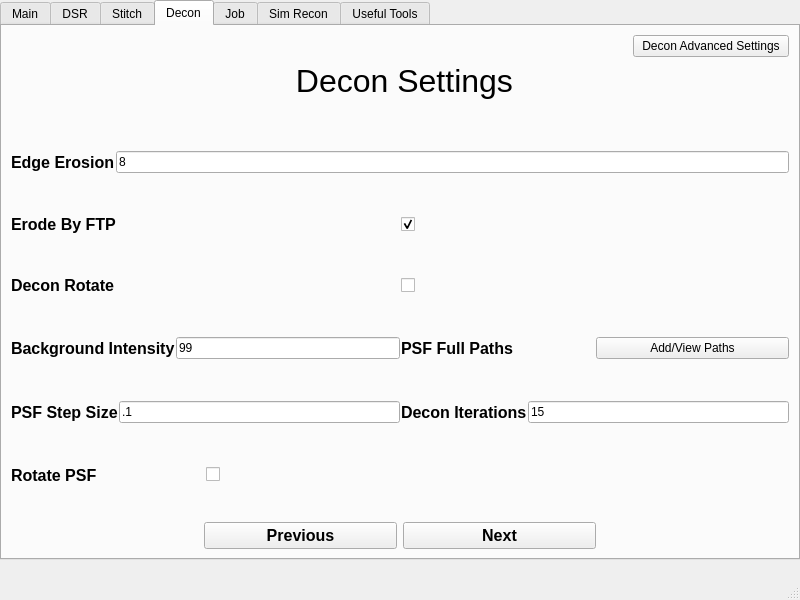
This is src/mainwindow.ui in abcucberkeley/PetaKit5D-GUI as Qt 5 draws it before an edit. The edited form follows.
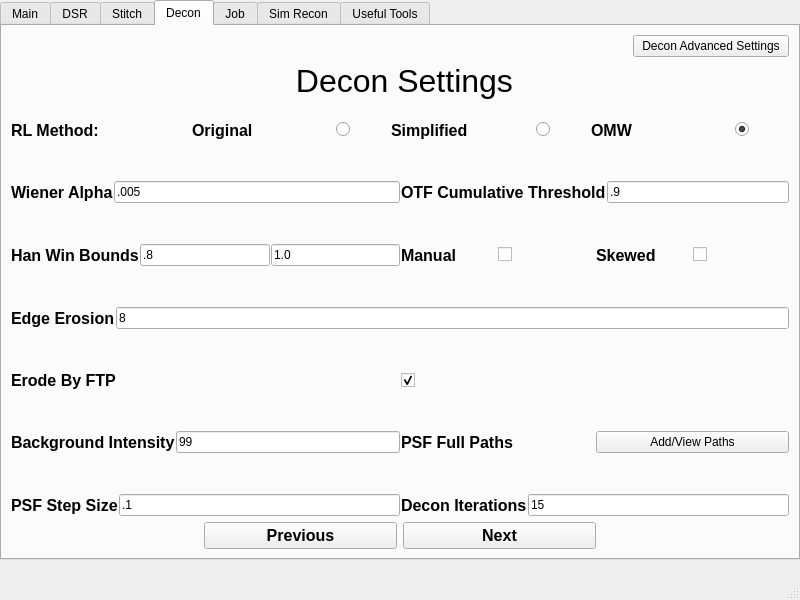
This is the edited form. The open tabs and pages were chosen to show the change.

Commit message: Added new Decon and Large Scale Processing parameters

```diff
--- a/src/mainwindow.ui
+++ b/src/mainwindow.ui
@@ -2741,10 +2741,374 @@
        </layout>
       </item>
       <item row="1" column="0">
-       <layout class="QVBoxLayout" name="verticalLayout_12">
+       <layout class="QVBoxLayout" name="verticalLayout_12" stretch="1,1,1,1,1,1,1,1,1,1,1,1,1">
         <property name="spacing">
          <number>1</number>
         </property>
+        <item>
+         <layout class="QHBoxLayout" name="horizontalLayout_22" stretch="10,11,11,11">
+          <item>
+           <widget class="QLabel" name="deconRLMethodLabel">
+            <property name="font">
+             <font>
+              <pointsize>12</pointsize>
+              <bold>true</bold>
+             </font>
+            </property>
+            <property name="text">
+             <string>RL Method:</string>
+            </property>
+           </widget>
+          </item>
+          <item>
+           <layout class="QHBoxLayout" name="horizontalLayout_29" stretch="0,0,0">
+            <property name="spacing">
+             <number>6</number>
+            </property>
+            <property name="rightMargin">
+             <number>0</number>
+            </property>
+            <item>
+             <widget class="QLabel" name="deconRLMethodOriginalLabel">
+              <property name="font">
+               <font>
+                <pointsize>12</pointsize>
+                <bold>true</bold>
+               </font>
+              </property>
+              <property name="text">
+               <string>Original</string>
+              </property>
+             </widget>
+            </item>
+            <item>
+             <widget class="QRadioButton" name="deconRLMethodOriginalRadioButton">
+              <property name="sizePolicy">
+               <sizepolicy hsizetype="Maximum" vsizetype="Maximum">
+                <horstretch>0</horstretch>
+                <verstretch>0</verstretch>
+               </sizepolicy>
+              </property>
+              <property name="autoFillBackground">
+               <bool>false</bool>
+              </property>
+              <property name="text">
+               <string/>
+              </property>
+              <property name="checked">
+               <bool>false</bool>
+              </property>
+              <attribute name="buttonGroup">
+               <string notr="true">deconRLMethodButtonGroup</string>
+              </attribute>
+             </widget>
+            </item>
+            <item>
+             <spacer name="horizontalSpacer_38">
+              <property name="orientation">
+               <enum>Qt::Horizontal</enum>
+              </property>
+              <property name="sizeType">
+               <enum>QSizePolicy::Preferred</enum>
+              </property>
+              <property name="sizeHint" stdset="0">
+               <size>
+                <width>40</width>
+                <height>20</height>
+               </size>
+              </property>
+             </spacer>
+            </item>
+           </layout>
+          </item>
+          <item>
+           <layout class="QHBoxLayout" name="horizontalLayout_30">
+            <item>
+             <widget class="QLabel" name="deconRLMethodSimplifiedLabel">
+              <property name="font">
+               <font>
+                <pointsize>12</pointsize>
+                <bold>true</bold>
+               </font>
+              </property>
+              <property name="text">
+               <string>Simplified</string>
+              </property>
+             </widget>
+            </item>
+            <item>
+             <widget class="QRadioButton" name="deconRLMethodSimplifiedRadioButton">
+              <property name="sizePolicy">
+               <sizepolicy hsizetype="Maximum" vsizetype="Maximum">
+                <horstretch>0</horstretch>
+                <verstretch>0</verstretch>
+               </sizepolicy>
+              </property>
+              <property name="autoFillBackground">
+               <bool>false</bool>
+              </property>
+              <property name="text">
+               <string/>
+              </property>
+              <property name="checked">
+               <bool>false</bool>
+              </property>
+              <attribute name="buttonGroup">
+               <string notr="true">deconRLMethodButtonGroup</string>
+              </attribute>
+             </widget>
+            </item>
+            <item>
+             <spacer name="horizontalSpacer_39">
+              <property name="orientation">
+               <enum>Qt::Horizontal</enum>
+              </property>
+              <property name="sizeType">
+               <enum>QSizePolicy::Preferred</enum>
+              </property>
+              <property name="sizeHint" stdset="0">
+               <size>
+                <width>40</width>
+                <height>20</height>
+               </size>
+              </property>
+             </spacer>
+            </item>
+           </layout>
+          </item>
+          <item>
+           <layout class="QHBoxLayout" name="horizontalLayout_31">
+            <item>
+             <widget class="QLabel" name="deconRLMethodOMWLabel">
+              <property name="font">
+               <font>
+                <pointsize>12</pointsize>
+                <bold>true</bold>
+               </font>
+              </property>
+              <property name="text">
+               <string>OMW</string>
+              </property>
+             </widget>
+            </item>
+            <item>
+             <widget class="QRadioButton" name="deconRLMethodOMWRadioButton">
+              <property name="sizePolicy">
+               <sizepolicy hsizetype="Maximum" vsizetype="Maximum">
+                <horstretch>0</horstretch>
+                <verstretch>0</verstretch>
+               </sizepolicy>
+              </property>
+              <property name="autoFillBackground">
+               <bool>false</bool>
+              </property>
+              <property name="text">
+               <string/>
+              </property>
+              <property name="checked">
+               <bool>true</bool>
+              </property>
+              <attribute name="buttonGroup">
+               <string notr="true">deconRLMethodButtonGroup</string>
+              </attribute>
+             </widget>
+            </item>
+            <item>
+             <spacer name="horizontalSpacer_40">
+              <property name="orientation">
+               <enum>Qt::Horizontal</enum>
+              </property>
+              <property name="sizeType">
+               <enum>QSizePolicy::Preferred</enum>
+              </property>
+              <property name="sizeHint" stdset="0">
+               <size>
+                <width>40</width>
+                <height>20</height>
+               </size>
+              </property>
+             </spacer>
+            </item>
+           </layout>
+          </item>
+         </layout>
+        </item>
+        <item>
+         <spacer name="verticalSpacer_109">
+          <property name="orientation">
+           <enum>Qt::Vertical</enum>
+          </property>
+          <property name="sizeHint" stdset="0">
+           <size>
+            <width>20</width>
+            <height>40</height>
+           </size>
+          </property>
+         </spacer>
+        </item>
+        <item>
+         <layout class="QHBoxLayout" name="horizontalLayout_216" stretch="1,1">
+          <item>
+           <layout class="QHBoxLayout" name="horizontalLayout_218">
+            <item>
+             <widget class="QLabel" name="wienerAlphaLabel">
+              <property name="font">
+               <font>
+                <pointsize>12</pointsize>
+                <bold>true</bold>
+               </font>
+              </property>
+              <property name="text">
+               <string>Wiener Alpha</string>
+              </property>
+             </widget>
+            </item>
+            <item>
+             <widget class="QLineEdit" name="wienerAlphaLineEdit">
+              <property name="text">
+               <string>.005</string>
+              </property>
+             </widget>
+            </item>
+           </layout>
+          </item>
+          <item>
+           <layout class="QHBoxLayout" name="horizontalLayout_219">
+            <item>
+             <widget class="QLabel" name="otfCumThreshLabel">
+              <property name="font">
+               <font>
+                <pointsize>12</pointsize>
+                <bold>true</bold>
+               </font>
+              </property>
+              <property name="text">
+               <string>OTF Cumulative Threshold</string>
+              </property>
+             </widget>
+            </item>
+            <item>
+             <widget class="QLineEdit" name="otfCumThreshLineEdit">
+              <property name="text">
+               <string>.9</string>
+              </property>
+             </widget>
+            </item>
+           </layout>
+          </item>
+         </layout>
+        </item>
+        <item>
+         <spacer name="verticalSpacer_110">
+          <property name="orientation">
+           <enum>Qt::Vertical</enum>
+          </property>
+          <property name="sizeHint" stdset="0">
+           <size>
+            <width>20</width>
+            <height>40</height>
+           </size>
+          </property>
+         </spacer>
+        </item>
+        <item>
+         <layout class="QHBoxLayout" name="horizontalLayout_220" stretch="1,1">
+          <item>
+           <layout class="QHBoxLayout" name="horizontalLayout_221">
+            <item>
+             <widget class="QLabel" name="hanWinBoundsLabel">
+              <property name="font">
+               <font>
+                <pointsize>12</pointsize>
+                <bold>true</bold>
+               </font>
+              </property>
+              <property name="text">
+               <string>Han Win Bounds</string>
+              </property>
+             </widget>
+            </item>
+            <item>
+             <widget class="QLineEdit" name="hanWinBoundsLowerLineEdit">
+              <property name="text">
+               <string>.8</string>
+              </property>
+             </widget>
+            </item>
+            <item>
+             <widget class="QLineEdit" name="hanWinBoundsUpperLineEdit">
+              <property name="text">
+               <string>1.0</string>
+              </property>
+             </widget>
+            </item>
+           </layout>
+          </item>
+          <item>
+           <layout class="QHBoxLayout" name="horizontalLayout_222">
+            <item>
+             <widget class="QLabel" name="skewedManualLabel">
+              <property name="font">
+               <font>
+                <pointsize>12</pointsize>
+                <bold>true</bold>
+               </font>
+              </property>
+              <property name="text">
+               <string>Manual</string>
+              </property>
+             </widget>
+            </item>
+            <item>
+             <widget class="QCheckBox" name="skewedManualCheckBox">
+              <property name="font">
+               <font>
+                <pointsize>9</pointsize>
+                <bold>false</bold>
+               </font>
+              </property>
+              <property name="text">
+               <string/>
+              </property>
+             </widget>
+            </item>
+            <item>
+             <widget class="QLabel" name="skewedLabel">
+              <property name="font">
+               <font>
+                <pointsize>12</pointsize>
+                <bold>true</bold>
+               </font>
+              </property>
+              <property name="text">
+               <string>Skewed</string>
+              </property>
+             </widget>
+            </item>
+            <item>
+             <widget class="QCheckBox" name="skewedCheckBox">
+              <property name="text">
+               <string/>
+              </property>
+             </widget>
+            </item>
+           </layout>
+          </item>
+         </layout>
+        </item>
+        <item>
+         <spacer name="verticalSpacer_111">
+          <property name="orientation">
+           <enum>Qt::Vertical</enum>
+          </property>
+          <property name="sizeHint" stdset="0">
+           <size>
+            <width>20</width>
+            <height>40</height>
+           </size>
+          </property>
+         </spacer>
+        </item>
         <item>
          <layout class="QHBoxLayout" name="horizontalLayout_122" stretch="1">
           <item>
@@ -2839,53 +3203,6 @@
           </property>
          </spacer>
         </item>
-        <item>
-         <layout class="QHBoxLayout" name="horizontalLayout_124" stretch="1">
-          <item>
-           <layout class="QHBoxLayout" name="horizontalLayout_37">
-            <item>
-             <widget class="QLabel" name="deconRotateLabel">
-              <property name="font">
-               <font>
-                <pointsize>12</pointsize>
-                <bold>true</bold>
-               </font>
-              </property>
-              <property name="text">
-               <string>Decon Rotate</string>
-              </property>
-             </widget>
-            </item>
-            <item>
-             <widget class="QCheckBox" name="deconRotateCheckBox">
-              <property name="autoFillBackground">
-               <bool>false</bool>
-              </property>
-              <property name="text">
-               <string/>
-              </property>
-             </widget>
-            </item>
-           </layout>
-          </item>
-         </layout>
-        </item>
-        <item>
-         <spacer name="verticalSpacer_22">
-          <property name="orientation">
-           <enum>Qt::Vertical</enum>
-          </property>
-          <property name="sizeType">
-           <enum>QSizePolicy::Preferred</enum>
-          </property>
-          <property name="sizeHint" stdset="0">
-           <size>
-            <width>20</width>
-            <height>10</height>
-           </size>
-          </property>
-         </spacer>
-        </item>
         <item>
          <layout class="QHBoxLayout" name="horizontalLayout_125" stretch="1,1">
           <item>
@@ -3006,66 +3323,6 @@
           </item>
          </layout>
         </item>
-        <item>
-         <spacer name="verticalSpacer_24">
-          <property name="orientation">
-           <enum>Qt::Vertical</enum>
-          </property>
-          <property name="sizeType">
-           <enum>QSizePolicy::Preferred</enum>
-          </property>
-          <property name="sizeHint" stdset="0">
-           <size>
-            <width>20</width>
-            <height>10</height>
-           </size>
-          </property>
-         </spacer>
-        </item>
-        <item>
-         <layout class="QHBoxLayout" name="horizontalLayout_127" stretch="1,1">
-          <item>
-           <layout class="QHBoxLayout" name="horizontalLayout_40">
-            <item>
-             <widget class="QLabel" name="rotatePSFLabel">
-              <property name="font">
-               <font>
-                <pointsize>12</pointsize>
-                <bold>true</bold>
-               </font>
-              </property>
-              <property name="text">
-               <string>Rotate PSF</string>
-              </property>
-             </widget>
-            </item>
-            <item>
-             <widget class="QCheckBox" name="rotatePSFCheckBox">
-              <property name="autoFillBackground">
-               <bool>false</bool>
-              </property>
-              <property name="text">
-               <string/>
-              </property>
-             </widget>
-            </item>
-           </layout>
-          </item>
-          <item>
-           <spacer name="horizontalSpacer_34">
-            <property name="orientation">
-             <enum>Qt::Horizontal</enum>
-            </property>
-            <property name="sizeHint" stdset="0">
-             <size>
-              <width>40</width>
-              <height>20</height>
-             </size>
-            </property>
-           </spacer>
-          </item>
-         </layout>
-        </item>
        </layout>
       </item>
       <item row="2" column="0">
```
Left out of the diff: 1 changed line with no effect on the pictures. The commit also changes 12 other files.
